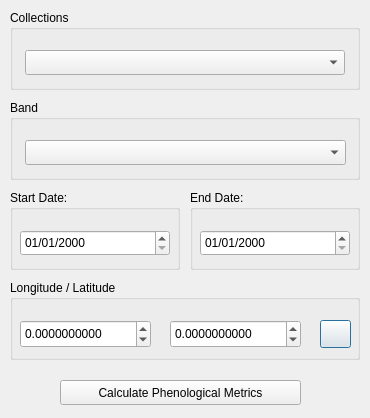
Qt form wcpms_plugin/WCPMS_dialog_base.ui (AbnerErnaniADSFatec/wcpms-qgis) before a commit.
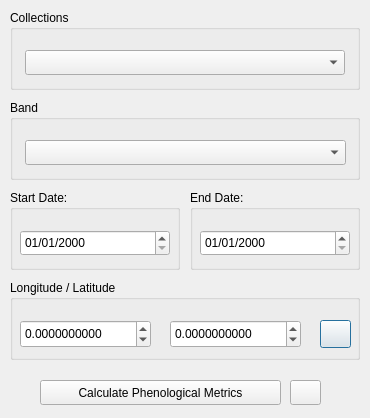
The same form after that commit.

Patch:
```diff
--- a/wcpms_plugin/WCPMS_dialog_base.ui
+++ b/wcpms_plugin/WCPMS_dialog_base.ui
@@ -187,7 +187,7 @@
   <widget class="QPushButton" name="search">
    <property name="geometry">
     <rect>
-     <x>60</x>
+     <x>40</x>
      <y>380</y>
      <width>241</width>
      <height>25</height>
@@ -197,6 +197,19 @@
     <string>Calculate Phenological Metrics</string>
    </property>
   </widget>
+  <widget class="QPushButton" name="show_help_button">
+   <property name="geometry">
+    <rect>
+     <x>290</x>
+     <y>380</y>
+     <width>31</width>
+     <height>25</height>
+    </rect>
+   </property>
+   <property name="text">
+    <string/>
+   </property>
+  </widget>
  </widget>
  <resources/>
  <connections/>
```
